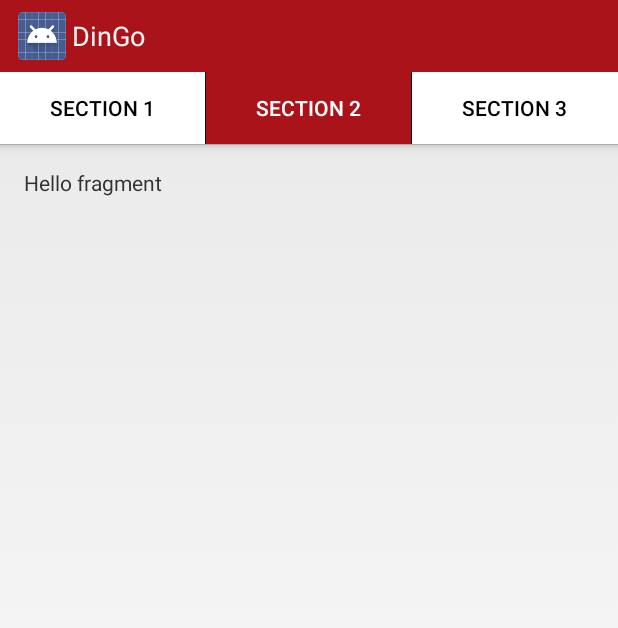
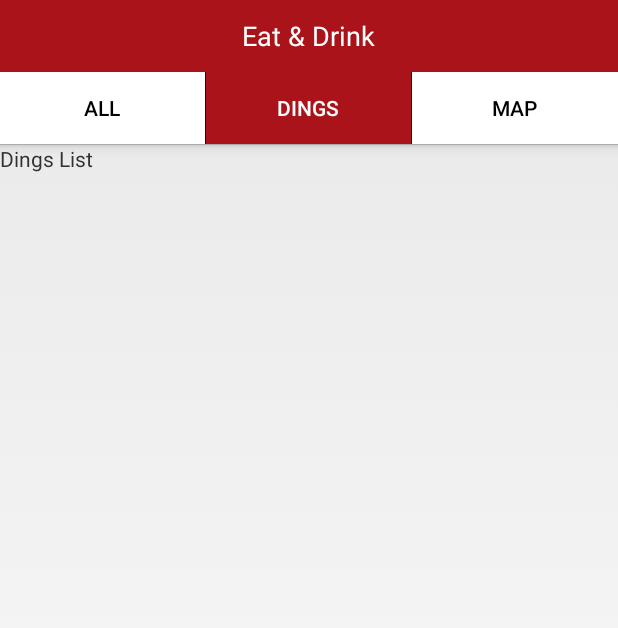
Before and after one commit to leonlee989/dingoApplication, an Android app: the screen it shows after launch (MainActivity), tab 2 chosen, on a phone screen of 412 x 824 dp. Shown: the top 628 px of the screen. Run offline under Robolectric (Android 15) with nearby library versions, the phone set to English and light mode, and no system bars.

Commit message:
Overall Layout of the Customer View is completed. Creation of deals list view under tab "All" (Continues)

```diff
--- a/DingoApplication/app/src/main/java/com/example/leon/dingoapplication/MainActivity.java
+++ b/DingoApplication/app/src/main/java/com/example/leon/dingoapplication/MainActivity.java
@@ -2,6 +2,7 @@ package com.example.leon.dingoapplication;
 
 import android.app.ActionBar;
 import android.app.FragmentTransaction;
+import android.content.Context;
 import android.content.Intent;
 import android.support.v4.app.FragmentActivity;
 import android.support.v4.app.FragmentManager;
@@ -9,7 +10,6 @@ import android.support.v4.app.Fragment;
 import android.os.Bundle;
 import android.support.v4.app.FragmentStatePagerAdapter;
 import android.support.v4.view.ViewPager;
-import android.support.v7.app.ActionBarActivity;
 import android.view.LayoutInflater;
 import android.view.Menu;
 import android.view.MenuItem;
@@ -31,6 +31,11 @@ public class MainActivity extends FragmentActivity implements ActionBar.TabListe
      */
     ViewPager mViewPager;
 
+    /*
+    Context variable to store resources
+     */
+    Context mContext;
+
     @Override
     protected void onCreate(Bundle savedInstanceState) {
         super.onCreate(savedInstanceState);
@@ -38,11 +43,14 @@ public class MainActivity extends FragmentActivity implements ActionBar.TabListe
         setContentView(R.layout.activity_main);
 
         // Create the adapter that will return a fragment for each of the three primary sections
-        mAppSectionPagerAdapter = new AppSectionPagerAdapter(getSupportFragmentManager());
+        mAppSectionPagerAdapter = new AppSectionPagerAdapter(getSupportFragmentManager(), getApplicationContext());
 
         // Set up the action bar
         final ActionBar actionBar = getActionBar();
 
+        // Customized title as TextView in the ActionBar
+        actionBar.setDisplayOptions(ActionBar.DISPLAY_SHOW_CUSTOM);
+        actionBar.setCustomView(R.layout.actionbar_custom);
 
         // Specify that the home/up button should not be enables since there is no hierarchical parent
         actionBar.setHomeButtonEnabled(false);
@@ -52,7 +60,7 @@ public class MainActivity extends FragmentActivity implements ActionBar.TabListe
 
         //Set up the viewpager, attaching the adapter and setting up a listener for when the user
         // swipe between the sections
-        mViewPager = (ViewPager) findViewById(R.id.pager);
+        mViewPager = (ViewPager) findViewById(R.id.customer_home_pager);
         mViewPager.setAdapter(mAppSectionPagerAdapter);
         mViewPager.setOnPageChangeListener(new ViewPager.SimpleOnPageChangeListener() {
             @Override
@@ -71,17 +79,11 @@ public class MainActivity extends FragmentActivity implements ActionBar.TabListe
                             .setTabListener(this));
         }
 
-        /*
-        if (savedInstanceState == null) {
-            getSupportFragmentManager().beginTransaction()
-                    .add(R.id.container, new PlaceholderFragment())
-                    .commit();
-        }
-        */
     }
 
     @Override
     public void onTabUnselected(ActionBar.Tab tab, FragmentTransaction fragmentTransaction) {
+        // Actions when tab is being unselected
     }
 
     @Override
@@ -92,6 +94,7 @@ public class MainActivity extends FragmentActivity implements ActionBar.TabListe
 
     @Override
     public void onTabReselected(ActionBar.Tab tab, FragmentTransaction fragmentTransaction) {
+        // Actions when the tab is reselected
     }
 
     /*
@@ -99,16 +102,21 @@ public class MainActivity extends FragmentActivity implements ActionBar.TabListe
     sections of the app.
      */
     public static class AppSectionPagerAdapter extends FragmentStatePagerAdapter {
-        public AppSectionPagerAdapter(FragmentManager fm) {
+        Context mContext;
+        public AppSectionPagerAdapter(FragmentManager fm, Context context) {
             super(fm);
+            mContext = context;
         }
 
         @Override
         public Fragment getItem(int i) {
            switch(i) {
                case 0:
-                   return new LaunchpadSectionFragment();
-
+                   return new CustomerViewAll();
+               case 1:
+                   return new CustomerViewDings();
+               case 2:
+                   return new CustomerViewMap();
                default:
                    Fragment fragment = new PlaceholderFragment();
                    Bundle args = new Bundle();
@@ -125,10 +133,45 @@ public class MainActivity extends FragmentActivity implements ActionBar.TabListe
 
         @Override
         public CharSequence getPageTitle(int position) {
-            return "Section " + (position + 1);
+            // Dynamic return of title name according to the tab number from string.xml
+            String tabString = "tab" + (position + 1) + "_text";
+            int resID = mContext.getResources()
+                    .getIdentifier(tabString, "string", mContext.getPackageName());
+            return mContext.getResources().getString(resID);
         }
     }
 
+    // Fragment that display all deals available for customers
+    public static class CustomerViewAll extends Fragment {
+        @Override
+        public View onCreateView(LayoutInflater inflater, ViewGroup container,
+                                 Bundle savedInstanceState) {
+            View rootView = inflater.inflate(R.layout.customer_view_all, container, false);
+
+            return rootView;
+        }
+    }
+
+    public static class CustomerViewDings extends Fragment {
+        @Override
+        public View onCreateView(LayoutInflater inflater, ViewGroup container,
+                                 Bundle savedInstanceState) {
+            View rootView = inflater.inflate(R.layout.customer_view_dings, container, false);
+
+            return rootView;
+        }
+    }
+
+    public static class CustomerViewMap extends Fragment {
+        @Override
+        public View onCreateView(LayoutInflater inflater, ViewGroup container,
+                                 Bundle savedInstanceState) {
+            View rootView = inflater.inflate(R.layout.customer_view_map, container, false);
+
+            return rootView;
+        }
+    }
+    /*
     // A fragment that launch other parts of the application
     public static class LaunchpadSectionFragment extends Fragment {
         @Override
@@ -152,12 +195,12 @@ public class MainActivity extends FragmentActivity implements ActionBar.TabListe
                     .setOnClickListener(new View.OnClickListener() {
                         @Override
                         public void onClick(View v) {
-                            /*
+                            *//*
                             Create an intent that ask user to pick a photo, but using
                             FLAG_ACTIVITY_CLEAR_WHEN_TASK_RESET, ensures that relaunching
                             the application from the device home screen does not return
                             to the external activity
-                             */
+                            *//*
                             Intent externalActivityIntent = new Intent(Intent.ACTION_PICK);
                             externalActivityIntent.setType("image/*");
                             externalActivityIntent.addFlags(
@@ -170,9 +213,11 @@ public class MainActivity extends FragmentActivity implements ActionBar.TabListe
             return rootView;
         }
     }
+    */
 
     /**
-     * A placeholder fragment containing a simple view.
+     * A placeholder fragment containing default view in a section.
+     * To be removed
      */
     public static class PlaceholderFragment extends Fragment {
 
--- /dev/null
+++ b/DingoApplication/app/src/main/res/layout/actionbar_custom.xml
@@ -0,0 +1,16 @@
+<?xml version="1.0" encoding="utf-8"?>
+<RelativeLayout xmlns:android="http://schemas.android.com/apk/res/android"
+    android:layout_width="match_parent" android:layout_height="match_parent">
+
+    <TextView
+        android:id="@+id/customer_home_title"
+        android:layout_width="wrap_content"
+        android:layout_height="wrap_content"
+        android:layout_centerInParent="true"
+        android:ellipsize="end"
+        android:maxLines="1"
+        android:text="@string/customerView_1"
+        android:textAppearance="?android:attr/textAppearanceMedium"
+        android:textColor="@android:color/white" />
+
+</RelativeLayout>
--- a/DingoApplication/app/src/main/res/layout/activity_main.xml
+++ b/DingoApplication/app/src/main/res/layout/activity_main.xml
@@ -1,4 +1,4 @@
 <android.support.v4.view.ViewPager xmlns:android="http://schemas.android.com/apk/res/android"
-    android:id="@+id/pager"
+    android:id="@+id/customer_home_pager"
     android:layout_width="match_parent"
     android:layout_height="match_parent" />
--- /dev/null
+++ b/DingoApplication/app/src/main/res/layout/customer_view_all.xml
@@ -0,0 +1,16 @@
+<?xml version="1.0" encoding="utf-8"?>
+<LinearLayout xmlns:android="http://schemas.android.com/apk/res/android"
+    android:orientation="vertical" android:layout_width="match_parent"
+    android:layout_height="match_parent">
+
+    <TextView
+        android:layout_width="wrap_content"
+        android:layout_height="wrap_content"
+        android:text="Deals List"/>
+
+    <ListView
+        android:layout_width="match_parent"
+        android:layout_height="wrap_content"
+        android:id="@+id/listView" />
+
+</LinearLayout>
--- /dev/null
+++ b/DingoApplication/app/src/main/res/layout/customer_view_dings.xml
@@ -0,0 +1,16 @@
+<?xml version="1.0" encoding="utf-8"?>
+<LinearLayout xmlns:android="http://schemas.android.com/apk/res/android"
+    android:orientation="vertical" android:layout_width="match_parent"
+    android:layout_height="match_parent">
+
+    <TextView
+        android:layout_width="wrap_content"
+        android:layout_height="wrap_content"
+        android:text="Dings List"/>
+
+    <ListView
+        android:layout_width="match_parent"
+        android:layout_height="wrap_content"
+        android:id="@+id/listView" />
+
+</LinearLayout>
--- /dev/null
+++ b/DingoApplication/app/src/main/res/layout/customer_view_map.xml
@@ -0,0 +1,11 @@
+<?xml version="1.0" encoding="utf-8"?>
+<LinearLayout xmlns:android="http://schemas.android.com/apk/res/android"
+    android:orientation="vertical" android:layout_width="match_parent"
+    android:layout_height="match_parent">
+
+    <TextView
+    android:layout_width="wrap_content"
+    android:layout_height="wrap_content"
+    android:text="View Maps"/>
+
+</LinearLayout>
--- a/DingoApplication/app/src/main/res/values/strings.xml
+++ b/DingoApplication/app/src/main/res/values/strings.xml
@@ -2,13 +2,19 @@
 <resources>
 
     <string name="app_name">DinGo</string>
+    <string name="action_settings">Settings</string>
 
-    <string name="action_settings">Settings</string>
+    <!-- Demo Text -->
     <string name="title_activity_activity">activity</string>
     <string name="title_activity_collection">collection</string>
-
     <string name="display_fragment">Hello fragment</string>
     <string name="collection">Collection</string>
     <string name="external_activity">External Activity</string>
 
+    <!-- ActionBar Titles -->
+    <string name="customerView_1">Eat &amp; Drink</string>
+
+    <string name="tab1_text">All</string>
+    <string name="tab2_text">Dings</string>
+    <string name="tab3_text">Map</string>
 </resources>
--- a/DingoApplication/app/src/main/res/values/styles.xml
+++ b/DingoApplication/app/src/main/res/values/styles.xml
@@ -12,6 +12,12 @@
     <style name="CustomActionBar"
         parent="@android:style/Widget.Holo.Light.ActionBar.Solid.Inverse">
         <item name="android:background">@color/red</item>
+    </style>
+
+    <!-- ActionBar title text -->
+    <style name="styleActionBarTitleText"
+        parent="@style/TextAppearance.AppCompat.Widget.ActionBar.Title">
+        <item name="android:textColor">@color/white</item>
     </style>
 
     <!-- ActionBar Tab style -->
```
